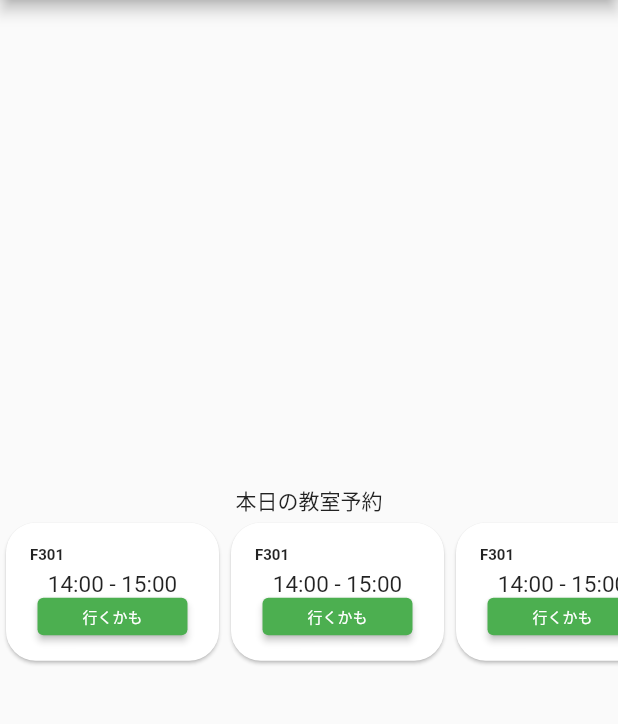
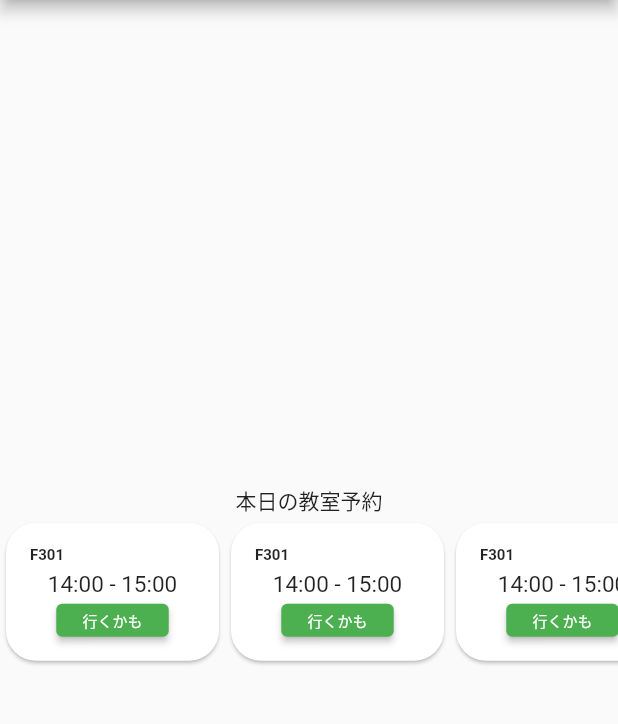
Before and after one commit to v-code-team-pioneer-inc/ccrs-mobile, a Flutter app: the screen it shows after launch, on a phone screen of 412 x 824 dp, the part 84-808 px from its top. Run offline on Flutter 3.47's test engine with Material 2 defaults, Android fonts, the phone set to English and light mode, and no system bars.

```diff
--- a/lib/main.dart
+++ b/lib/main.dart
@@ -84,16 +84,17 @@ class TodayAvailableClassroomCard extends StatelessWidget {
                   ),
                 ),
                 Column(
-                children: [
-                  SizedBox(height: 4),
+                  children: [
+                    const SizedBox(height: 4),
                     const Text(
                       '14:00 - 15:00',
                       style: TextStyle(fontSize: 15),
                     ),
+                    const SizedBox(height: 4),
                     Center(
                       child: SizedBox(
-                        height: 25,
-                        width: 100,
+                        height: 22,
+                        width: 75,
                         child: ElevatedButton(
                           onPressed: () {},
                           child: const Text(
```
